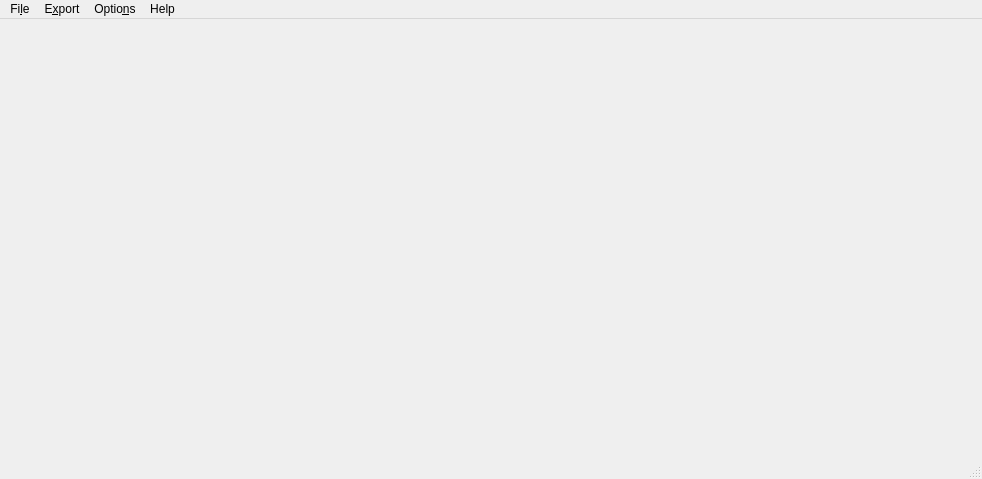
Before: the Qt Designer form src/gui/evalmainwindow.ui in echmet/CEval, drawn with Qt 5.
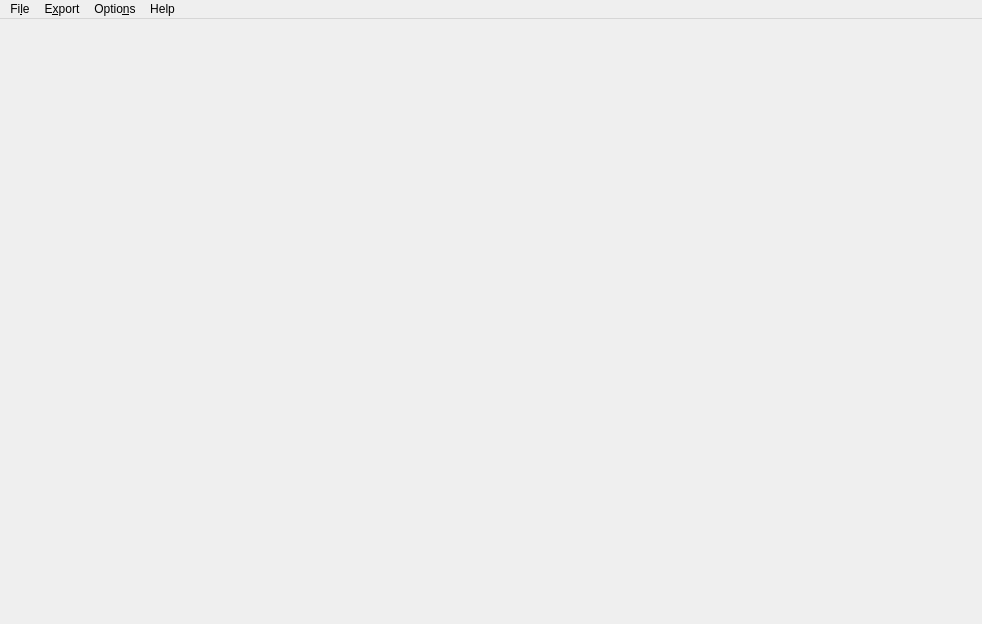
After: the same form once the commit is applied.

Commit message: Various minor UI tweaks - Remove status bar from the main window - Place contents of Export tab into a scroll area - Rename "Set number format" menu option

Patch:
```diff
--- a/src/gui/evalmainwindow.ui
+++ b/src/gui/evalmainwindow.ui
@@ -7,7 +7,7 @@
     <x>0</x>
     <y>0</y>
     <width>982</width>
-    <height>479</height>
+    <height>624</height>
    </rect>
   </property>
   <property name="windowTitle">
@@ -70,7 +70,6 @@
    <addaction name="menuOptions"/>
    <addaction name="menuHelp"/>
   </widget>
-  <widget class="QStatusBar" name="statusBar"/>
   <action name="actionLoad_ChemStation_file">
    <property name="text">
     <string>&amp;Load ChemStation data</string>
```
Left out of the diff: 2 changed lines with no effect on the pictures. The commit also changes 2 other files.
